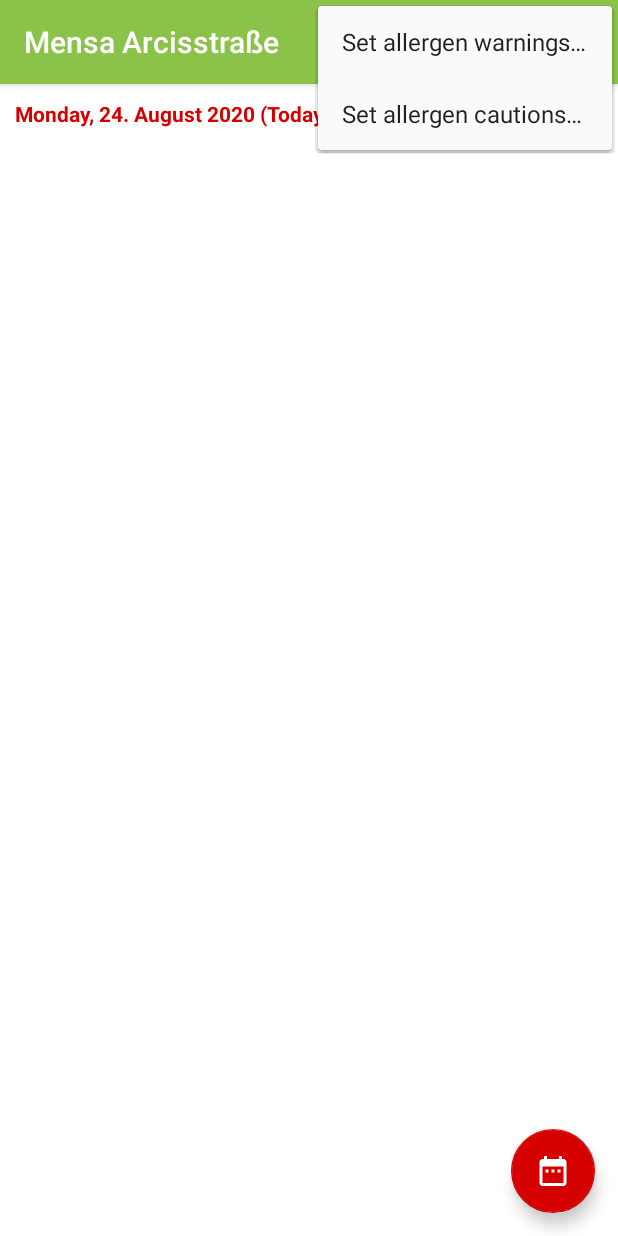
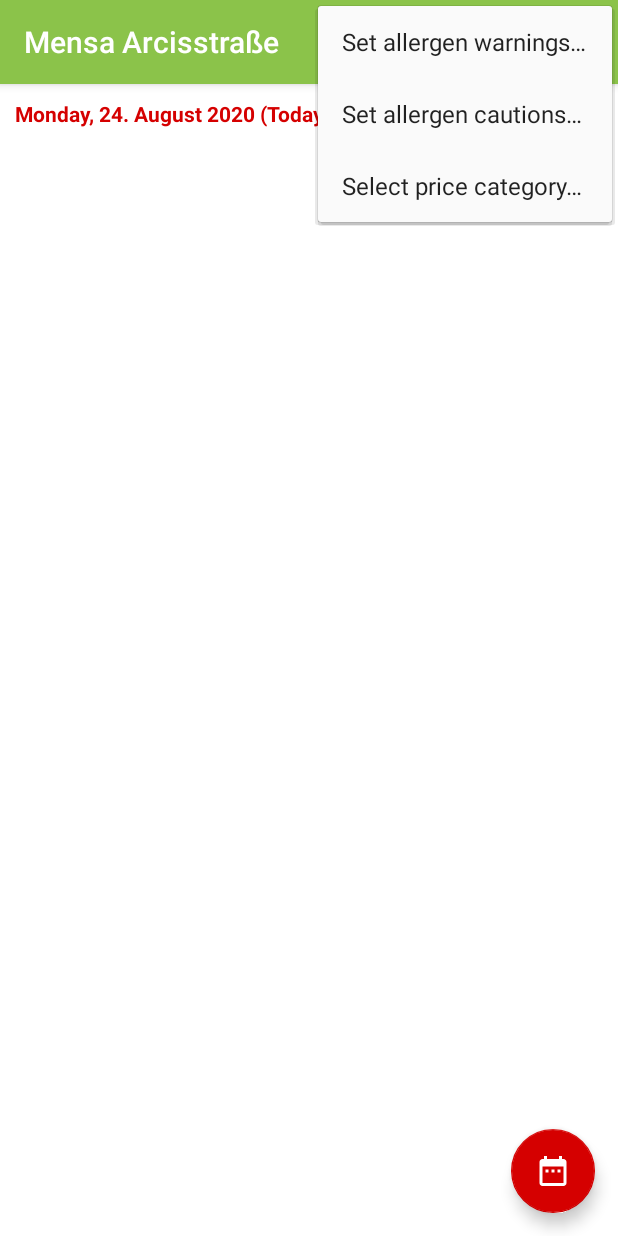
Before and after one commit to flodt/campus-eater, an Android app: the screen it shows after launch (MenuListActivity), with the options menu open, on a phone screen of 412 x 824 dp. Run offline under Robolectric (Android 15) with nearby library versions, the phone set to English and light mode, and no system bars.

Commit message:
add price role selector to menu

```diff
--- /dev/null
+++ b/app/src/main/res/drawable/ic_money.xml
@@ -0,0 +1,5 @@
+<vector android:height="24dp" android:tint="#FFFFFF"
+    android:viewportHeight="24.0" android:viewportWidth="24.0"
+    android:width="24dp" xmlns:android="http://schemas.android.com/apk/res/android">
+    <path android:fillColor="#FF000000" android:pathData="M11.8,10.9c-2.27,-0.59 -3,-1.2 -3,-2.15 0,-1.09 1.01,-1.85 2.7,-1.85 1.78,0 2.44,0.85 2.5,2.1h2.21c-0.07,-1.72 -1.12,-3.3 -3.21,-3.81V3h-3v2.16c-1.94,0.42 -3.5,1.68 -3.5,3.61 0,2.31 1.91,3.46 4.7,4.13 2.5,0.6 3,1.48 3,2.41 0,0.69 -0.49,1.79 -2.7,1.79 -2.06,0 -2.87,-0.92 -2.98,-2.1h-2.2c0.12,2.19 1.76,3.42 3.68,3.83V21h3v-2.15c1.95,-0.37 3.5,-1.5 3.5,-3.55 0,-2.84 -2.43,-3.81 -4.7,-4.4z"/>
+</vector>
--- a/app/src/main/res/menu/menu_main.xml
+++ b/app/src/main/res/menu/menu_main.xml
@@ -26,4 +26,10 @@
             app:showAsAction="never"
             android:icon="@drawable/ic_caution"
     />
+    <item
+            android:id="@+id/action_set_price_role"
+            android:title="@string/action_set_price_role_text"
+            app:showAsAction="never"
+            android:icon="@drawable/ic_money"
+    />
 </menu>
--- a/app/src/main/res/values/strings.xml
+++ b/app/src/main/res/values/strings.xml
@@ -122,4 +122,6 @@
     <string name="visit_role_staff">Staff</string>
     <string name="example_price">1.0 € +\n1.1 € / 100 g</string>
     <string name="pref_key_price_role">PRICE_ROLE</string>
+    <string name="action_set_price_role_text">Select price category…</string>
+    <string name="set_role_title">Select price role…</string>
 </resources>
```
Also changed, not shown: app/src/main/java/de/schmidt/campus/activities/MenuListActivity.kt (+27 -0 lines), app/src/main/java/de/schmidt/campus/api/Roles.kt (added, +19 -0 lines), app/src/main/java/de/schmidt/campus/api/response/Prices.kt (+1 -13 lines).
